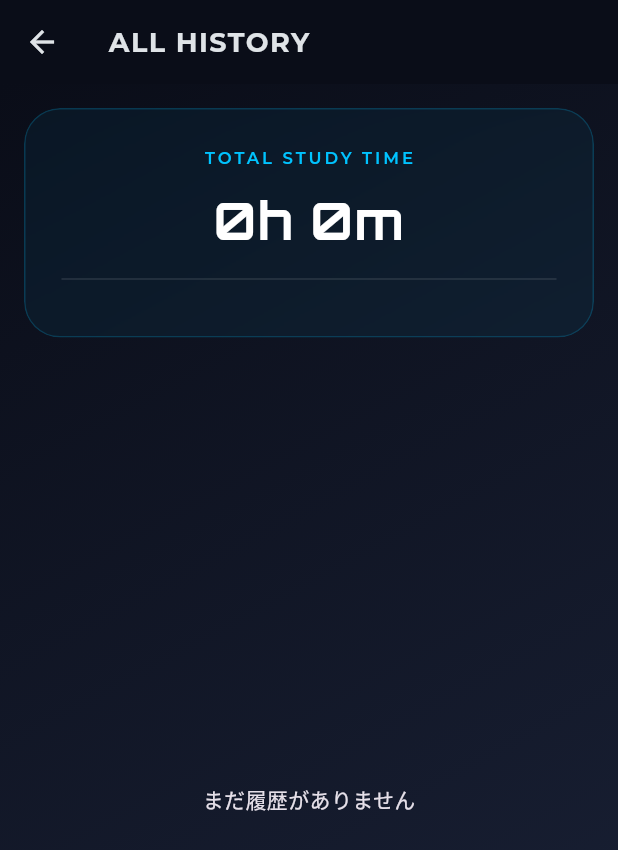
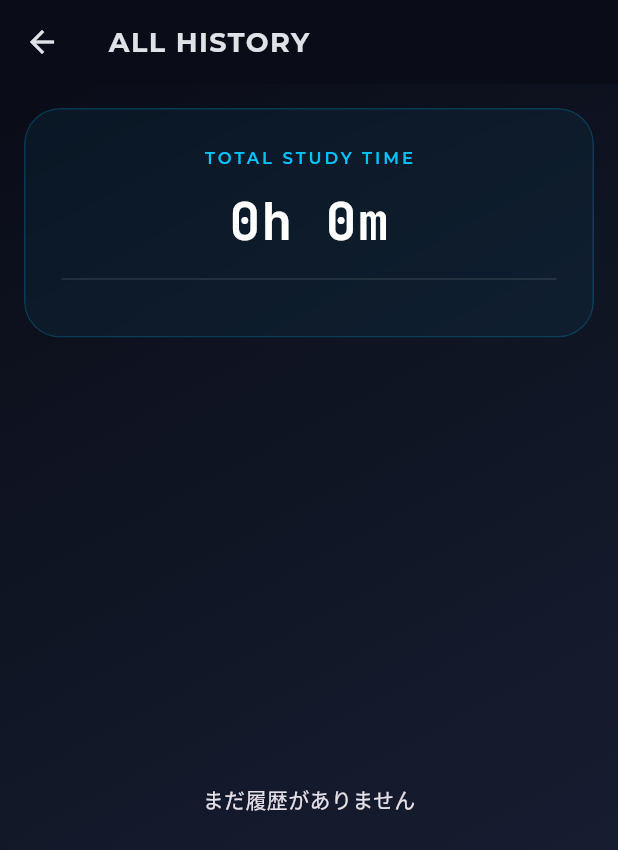
Before and after one commit to RinShimizu788/flutter_application_1, a Flutter app: the screen it shows after launch, after a tap on "ALL HISTORY", on a phone screen of 412 x 824 dp. Shown: the top 850 px of the screen. Run offline on Flutter 3.47's test engine with Material 3 defaults, Android fonts, the phone set to English and light mode, and no system bars; our stand-ins replace audioplayers, google_fonts, shared_preferences.

Commit message:
デザイン(字体を緩く)!

```diff
--- a/lib/main.dart
+++ b/lib/main.dart
@@ -197,7 +197,8 @@ class HistoryPage extends StatelessWidget {
               children: [
                 Text("TOTAL STUDY TIME", style: GoogleFonts.montserrat(fontSize: 11, letterSpacing: 2, color: const Color(0xFF00C3FF), fontWeight: FontWeight.w600)),
                 const SizedBox(height: 10),
-                Text("${(totalMinutesAll ~/ 60)}h ${(totalMinutesAll % 60)}m", style: GoogleFonts.orbitron(fontSize: 34, fontWeight: FontWeight.bold, color: Colors.white, letterSpacing: 1)),
+                // 見やすいフォントに変更済み
+                Text("${(totalMinutesAll ~/ 60)}h ${(totalMinutesAll % 60)}m", style: GoogleFonts.jetBrainsMono(fontSize: 34, fontWeight: FontWeight.bold, color: Colors.white, letterSpacing: 1)),
                 const Divider(height: 28, color: Colors.white12),
                 Wrap(
                   spacing: 10, runSpacing: 10,
@@ -224,7 +225,6 @@ class HistoryPage extends StatelessWidget {
       margin: const EdgeInsets.only(bottom: 8),
       color: Colors.white.withOpacity(0.04),
       elevation: 0,
-      // 修正ポイント: border を side に変更
       shape: RoundedRectangleBorder(
         borderRadius: BorderRadius.circular(14),
         side: BorderSide(color: Colors.white.withOpacity(0.06)),
@@ -430,9 +430,10 @@ class _StudyTimerPageState extends State<StudyTimerPage> with SingleTickerProvid
                                 children: [
                                   Text('TIMER', style: GoogleFonts.montserrat(letterSpacing: 3, fontSize: 11, fontWeight: FontWeight.w600, color: Colors.white70)),
                                   const SizedBox(height: 4),
+                                  // 見やすいフォントに変更済み
                                   Text(
                                     '${(elapsedSeconds ~/ 60).toString().padLeft(2, '0')}:${(elapsedSeconds % 60).toString().padLeft(2, '0')}',
-                                    style: GoogleFonts.orbitron(fontSize: 42, fontWeight: FontWeight.bold, color: Colors.white, letterSpacing: 1),
+                                    style: GoogleFonts.jetBrainsMono(fontSize: 42, fontWeight: FontWeight.bold, color: Colors.white, letterSpacing: 1),
                                   ),
                                 ],
                               ),
@@ -466,7 +467,6 @@ class _StudyTimerPageState extends State<StudyTimerPage> with SingleTickerProvid
                       selectedColor: const Color(0xFF00C3FF),
                       backgroundColor: Colors.white.withOpacity(0.06),
                       showCheckmark: false,
-                      // 修正ポイント: border を side に変更
                       shape: RoundedRectangleBorder(
                         borderRadius: BorderRadius.circular(20),
                         side: BorderSide(color: selectedSubject == e.key ? Colors.transparent : Colors.white12, width: 0.5),
@@ -541,7 +541,6 @@ class _StudyTimerPageState extends State<StudyTimerPage> with SingleTickerProvid
                               margin: const EdgeInsets.only(bottom: 8),
                               color: Colors.white.withOpacity(0.04),
                               elevation: 0,
-                              // 修正ポイント: border を side に変更
                               shape: RoundedRectangleBorder(
                                 borderRadius: BorderRadius.circular(14),
                                 side: BorderSide(color: Colors.white.withOpacity(0.06)),
```
